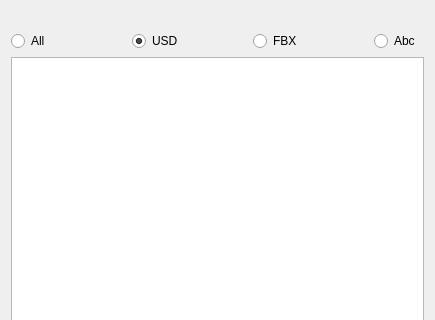
This is general/python/ccgeneral/shot/load_shot_ui.ui in mrmcdog23/controlChaos as Qt 5 draws it before an edit; both pictures show x 0 to 435 and y 0 to 320 of the 435 by 578 pixel window. The edited form follows.
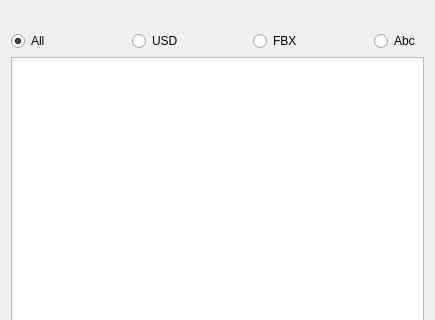
This is the edited form.

```diff
--- a/general/python/ccgeneral/shot/load_shot_ui.ui
+++ b/general/python/ccgeneral/shot/load_shot_ui.ui
@@ -50,7 +50,7 @@
         <string>USD</string>
        </property>
        <property name="checked">
-        <bool>true</bool>
+        <bool>false</bool>
        </property>
        <attribute name="buttonGroup">
         <string notr="true">buttonGroup</string>
@@ -106,6 +106,9 @@
        <property name="text">
         <string>All</string>
        </property>
+       <property name="checked">
+        <bool>true</bool>
+       </property>
        <attribute name="buttonGroup">
         <string notr="true">buttonGroup</string>
        </attribute>
```
